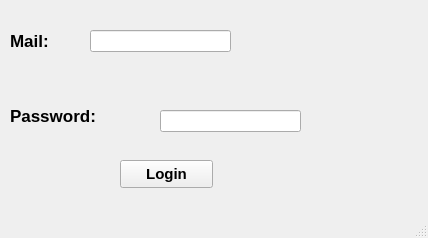
Old version of the form login.ui in the repository mahmoud-chebil/E-health-2A8.
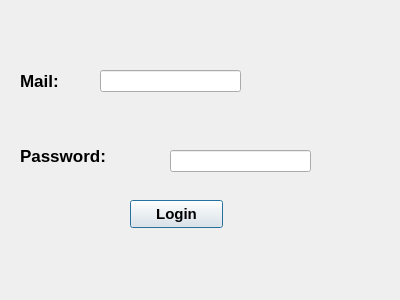
New version of the form.

```diff
--- a/login.ui
+++ b/login.ui
@@ -1,24 +1,23 @@
 <?xml version="1.0" encoding="UTF-8"?>
 <ui version="4.0">
  <class>login</class>
- <widget class="QMainWindow" name="login">
+ <widget class="QDialog" name="login">
   <property name="geometry">
    <rect>
     <x>0</x>
     <y>0</y>
-    <width>428</width>
-    <height>238</height>
+    <width>400</width>
+    <height>300</height>
    </rect>
   </property>
   <property name="windowTitle">
    <string>login</string>
   </property>
-  <widget class="QWidget" name="centralwidget">
    <widget class="QLabel" name="label">
     <property name="geometry">
      <rect>
-      <x>10</x>
-      <y>30</y>
+     <x>20</x>
+     <y>70</y>
       <width>81</width>
       <height>21</height>
      </rect>
@@ -37,8 +36,8 @@
    <widget class="QLabel" name="label_2">
     <property name="geometry">
      <rect>
-      <x>10</x>
-      <y>100</y>
+     <x>20</x>
+     <y>140</y>
       <width>121</width>
       <height>31</height>
      </rect>
@@ -54,21 +53,11 @@
      <string>Password:</string>
     </property>
    </widget>
-   <widget class="QLineEdit" name="lineEdit_mail">
-    <property name="geometry">
-     <rect>
-      <x>90</x>
-      <y>30</y>
-      <width>141</width>
-      <height>22</height>
-     </rect>
-    </property>
-   </widget>
    <widget class="QLineEdit" name="lineEdit_password">
     <property name="geometry">
      <rect>
-      <x>160</x>
-      <y>110</y>
+     <x>170</x>
+     <y>150</y>
       <width>141</width>
       <height>22</height>
      </rect>
@@ -77,8 +66,8 @@
    <widget class="QPushButton" name="pushButton_login">
     <property name="geometry">
      <rect>
-      <x>120</x>
-      <y>160</y>
+     <x>130</x>
+     <y>200</y>
       <width>93</width>
       <height>28</height>
      </rect>
@@ -94,8 +83,16 @@
      <string>Login</string>
     </property>
    </widget>
+  <widget class="QLineEdit" name="lineEdit_mail">
+   <property name="geometry">
+    <rect>
+     <x>100</x>
+     <y>70</y>
+     <width>141</width>
+     <height>22</height>
+    </rect>
+   </property>
   </widget>
-  <widget class="QStatusBar" name="statusbar"/>
  </widget>
  <resources/>
  <connections/>
```
Left out of the diff: 2 changed lines with no effect on the pictures. Lines whose indentation alone changed are shown as unchanged.
